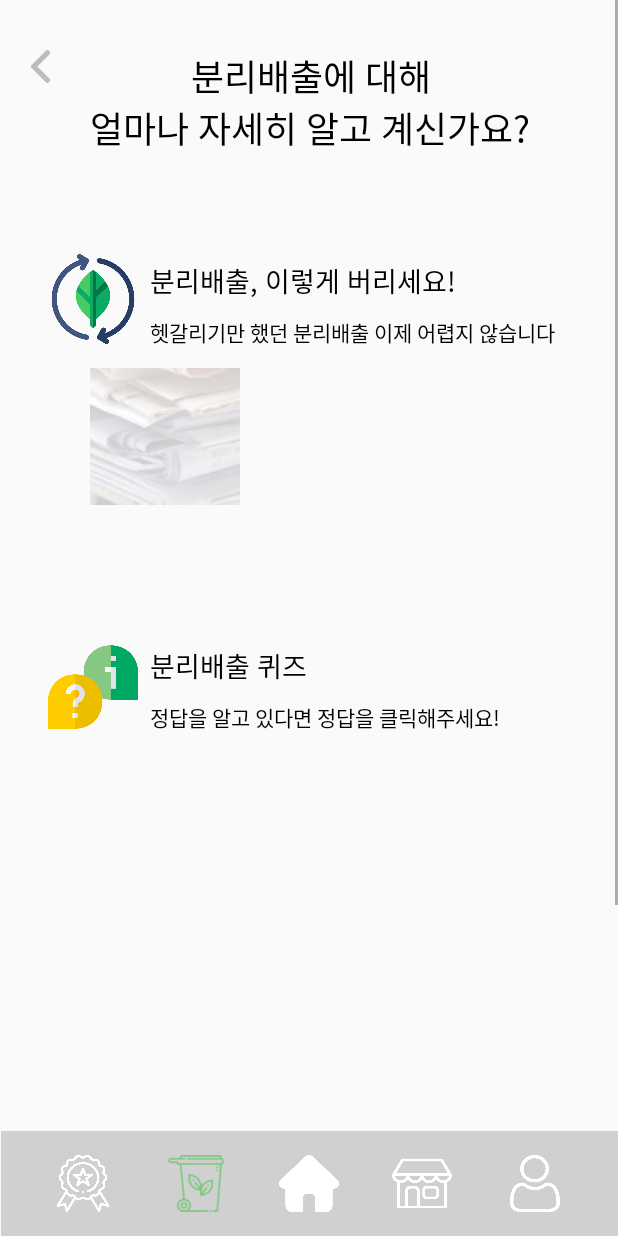
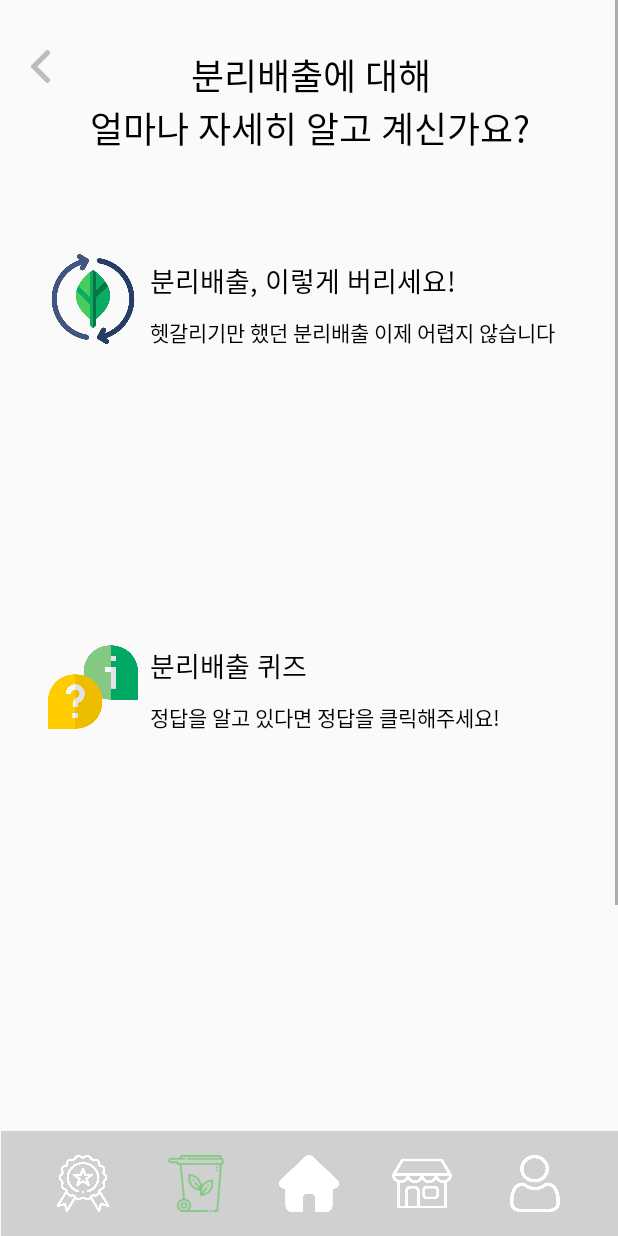
Before and after one commit to jxxny/GreenDay, an Android app: the screen it shows after launch (Main2Activity), after a tap on an icon or button, on a phone screen of 412 x 824 dp. Run offline under Robolectric (Android 15) with nearby library versions, the phone set to English and light mode, and no system bars; 1 other tap on this screen came first.

```diff
--- a/app/src/main/res/layout/fragment_trash.xml
+++ b/app/src/main/res/layout/fragment_trash.xml
@@ -33,13 +33,11 @@
                 android:layout_width="wrap_content"
                 android:layout_height="wrap_content"
                 android:layout_marginTop="32dp"
-                android:layout_marginBottom="176dp"
                 android:fontFamily="@font/nanum_eb"
                 android:gravity="center"
                 android:text="분리배출에 대해"
                 android:textColor="#000000"
                 android:textSize="24sp"
-                app:layout_constraintBottom_toTopOf="@+id/paperbutton"
                 app:layout_constraintEnd_toEndOf="parent"
                 app:layout_constraintStart_toStartOf="parent"
                 app:layout_constraintTop_toTopOf="parent" />
@@ -141,18 +139,6 @@
                 app:layout_constraintStart_toEndOf="@+id/recyclequiz_img"
                 app:layout_constraintTop_toBottomOf="@+id/recyclequiz_text1" />
 
-            <ImageButton
-                android:id="@+id/paperbutton"
-                android:layout_width="100dp"
-                android:layout_height="91dp"
-                android:layout_marginStart="28dp"
-                android:layout_marginLeft="28dp"
-                android:layout_marginTop="16dp"
-                android:adjustViewBounds="true"
-                android:src="@drawable/paper"
-                app:layout_constraintStart_toStartOf="@+id/recycle_img"
-                app:layout_constraintTop_toBottomOf="@+id/recycle_img" />
-
 
         </androidx.constraintlayout.widget.ConstraintLayout>
     </ScrollView>
```
Also changed, not shown: app/src/main/res/drawable/can.jpg (renamed from app/src/main/res/drawable-v24/can.jpg), app/src/main/res/drawable/general.jpg (renamed from app/src/main/res/drawable-v24/general.jpg), app/src/main/res/drawable/glass.jpg (renamed from app/src/main/res/drawable-v24/glass.jpg), app/src/main/res/drawable/paper.jpg (renamed from app/src/main/res/drawable-v24/paper.jpg), app/src/main/res/drawable/plastic.jpg (renamed from app/src/main/res/drawable-v24/plastic.jpg), app/src/main/res/drawable/vinyl.jpg (renamed from app/src/main/res/drawable-v24/vinyl.jpg).
